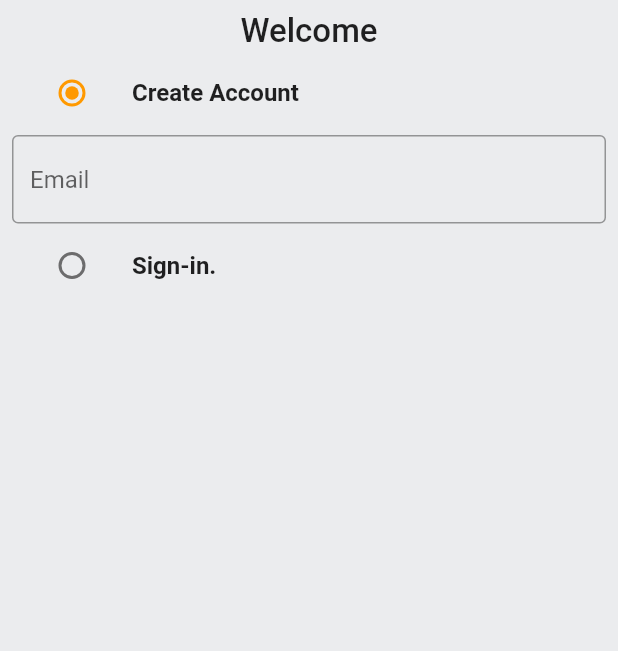
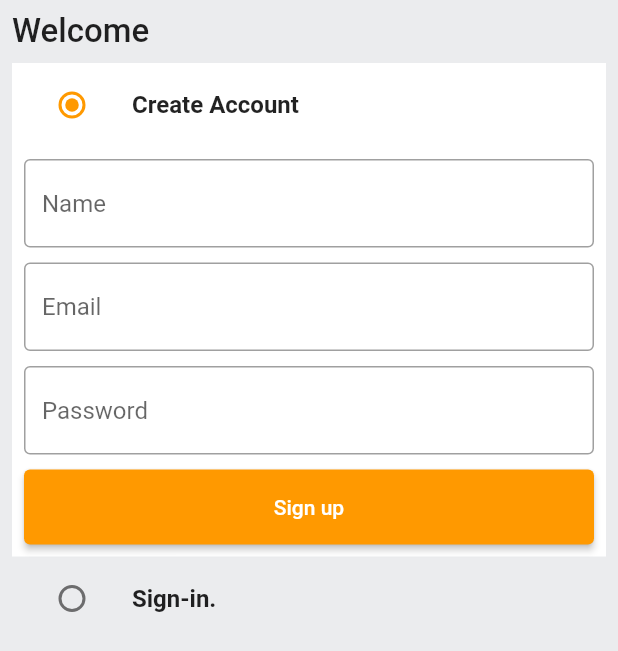
Before and after one commit to arascic1/arascic1-flutter_tech387, a Flutter app: the screen it shows after launch, on a phone screen of 412 x 824 dp. Shown: the top 651 px of the screen. Run offline on Flutter 3.47's test engine with Material 2 defaults, Android fonts, the light colour scheme and no system bars.

Commit message:
napravljen UI stranice za autorizaciju

```diff
--- /dev/null
+++ b/lib/common/widgets/custom_button.dart
@@ -0,0 +1,23 @@
+import 'package:flutter/material.dart';
+
+class CustomButton extends StatelessWidget {
+  final String text;
+  final VoidCallback onTap;
+
+  const CustomButton({
+    Key? key,
+    required this.text,
+    required this.onTap
+  }) : super(key: key);
+
+  @override
+  Widget build(BuildContext context) {
+    return ElevatedButton(
+      child: Text(text),
+      onPressed: onTap,
+      style: ElevatedButton.styleFrom(
+        minimumSize: const Size(double.infinity, 50)
+      )
+    );
+  }
+}
--- a/lib/constants/global_variables.dart
+++ b/lib/constants/global_variables.dart
@@ -10,7 +10,7 @@ class GlobalVariables {
   ]);
 
   static const secondaryColor = Color.fromRGBO(255, 153, 0, 1);
-  static const backgroundColor = Color.fromARGB(255, 255, 231, 231);
+  static const backgroundColor = Color.fromARGB(255, 255, 255, 255);
   static const Color greyBackgroundCOlor = Color(0xffebecee);
   static var selectedNavBarColor = Colors.cyan[800]!;
   static const unselectedNavBarColor = Colors.black87;
--- a/lib/features/auth/screens/auth_screen.dart
+++ b/lib/features/auth/screens/auth_screen.dart
@@ -1,6 +1,8 @@
 import 'package:ahmed_rascic_tech387_flutter/common/widgets/custom_textfield.dart';
 import 'package:ahmed_rascic_tech387_flutter/constants/global_variables.dart';
 import 'package:flutter/material.dart';
+
+import '../../../common/widgets/custom_button.dart';
 
 enum Auth {
   signing,
@@ -41,16 +43,25 @@ class _AuthScreenState extends State<AuthScreen> {
           padding: const EdgeInsets.all(8.0),
 
           child: Column(
+            crossAxisAlignment: CrossAxisAlignment.start,
+
             children: [
-              const Text(
+              const Padding(
+                padding: EdgeInsets.only(bottom: 8),
+                child: Text(
                   'Welcome',
                   style: TextStyle(
                     fontSize: 22,
                     fontWeight: FontWeight.w500,
                   ),
                 ),
+              ),
 
               ListTile(
+                tileColor: _auth == Auth.signup
+                  ? GlobalVariables.backgroundColor
+                  : GlobalVariables.greyBackgroundCOlor,
+
                 title: const Text(
                   'Create Account',
                   style: TextStyle(
@@ -70,19 +81,46 @@ class _AuthScreenState extends State<AuthScreen> {
               ),
 
               if(_auth == Auth.signup)
-                Form(
+                Container(
+                  padding: const EdgeInsets.all(8),
+                  color: GlobalVariables.backgroundColor,
+
+                  child: Form(
                     key: _signUpFormKey,
                     child: Column(
                       children: [
                         CustomTextField(
+                          controller: _nameController,
+                          hintText: 'Name',
+                        ),
+
+                        const SizedBox(height: 10),
+                        CustomTextField(
                           controller: _emailController,
                           hintText: 'Email',
+                        ),
+
+                        const SizedBox(height: 10),
+                        CustomTextField(
+                          controller: _passwordController,
+                          hintText: 'Password',
+                        ),
+
+                        const SizedBox(height: 10),
+                        CustomButton(
+                          text: 'Sign up',
+                          onTap: () {}
                         )
                       ],
                     )
                   ),
+                ),
 
               ListTile(
+                tileColor: _auth == Auth.signing
+                  ? GlobalVariables.backgroundColor
+                  : GlobalVariables.greyBackgroundCOlor,
+
                 title: const Text(
                   'Sign-in.',
                   style: TextStyle(
@@ -100,6 +138,37 @@ class _AuthScreenState extends State<AuthScreen> {
                   },
                 ),
               ),
+
+              if(_auth == Auth.signing)
+                Container(
+                    padding: const EdgeInsets.all(8),
+                    color: GlobalVariables.backgroundColor,
+
+                    child: Form(
+                      key: _signUpFormKey,
+                      child: Column(
+                        children: [
+                          const SizedBox(height: 10),
+                          CustomTextField(
+                            controller: _emailController,
+                            hintText: 'Email',
+                          ),
+
+                          const SizedBox(height: 10),
+                          CustomTextField(
+                            controller: _passwordController,
+                            hintText: 'Password',
+                          ),
+
+                          const SizedBox(height: 10),
+                          CustomButton(
+                            text: 'Sign up',
+                            onTap: () {}
+                          )
+                        ],
+                      )
+                    ),
+                  )
             ],
           ),
         ),
```
Lines whose indentation alone changed are shown as unchanged.
